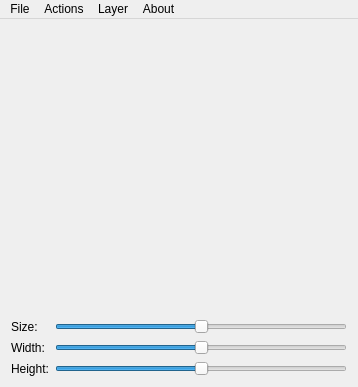
Above: RetroArchOverlayEditor/mainwindow.ui from meepingsnesroms/RetroArchOverlayEditor before the change. Below: the same form after it.
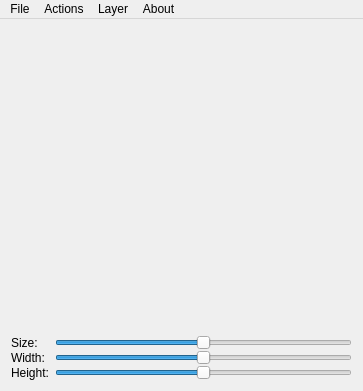
That is the form after the change. Custom widgets are drawn as their Qt base class.

```diff
--- a/RetroArchOverlayEditor/mainwindow.ui
+++ b/RetroArchOverlayEditor/mainwindow.ui
@@ -6,8 +6,8 @@
    <rect>
     <x>0</x>
     <y>0</y>
-    <width>358</width>
-    <height>387</height>
+    <width>363</width>
+    <height>391</height>
    </rect>
   </property>
   <property name="windowTitle">
@@ -66,6 +66,9 @@
      <layout class="QHBoxLayout" name="horizontalLayout_2">
       <item>
        <layout class="QVBoxLayout" name="verticalLayout_3">
+        <property name="spacing">
+         <number>0</number>
+        </property>
         <item>
          <widget class="QLabel" name="label_2">
           <property name="text">
@@ -91,6 +94,9 @@
       </item>
       <item>
        <layout class="QVBoxLayout" name="verticalLayout_2">
+        <property name="spacing">
+         <number>0</number>
+        </property>
         <item>
          <widget class="QSlider" name="sizeSlider">
           <property name="maximum">
@@ -141,7 +147,7 @@
     <rect>
      <x>0</x>
      <y>0</y>
-     <width>358</width>
+     <width>363</width>
      <height>21</height>
     </rect>
    </property>
```
